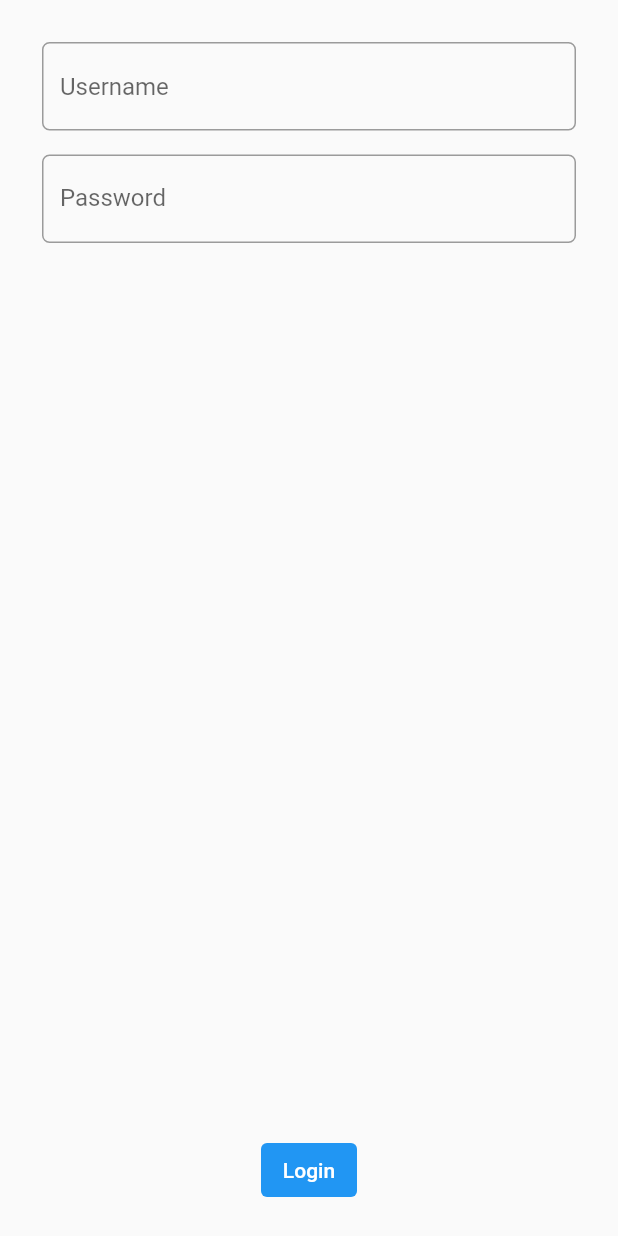
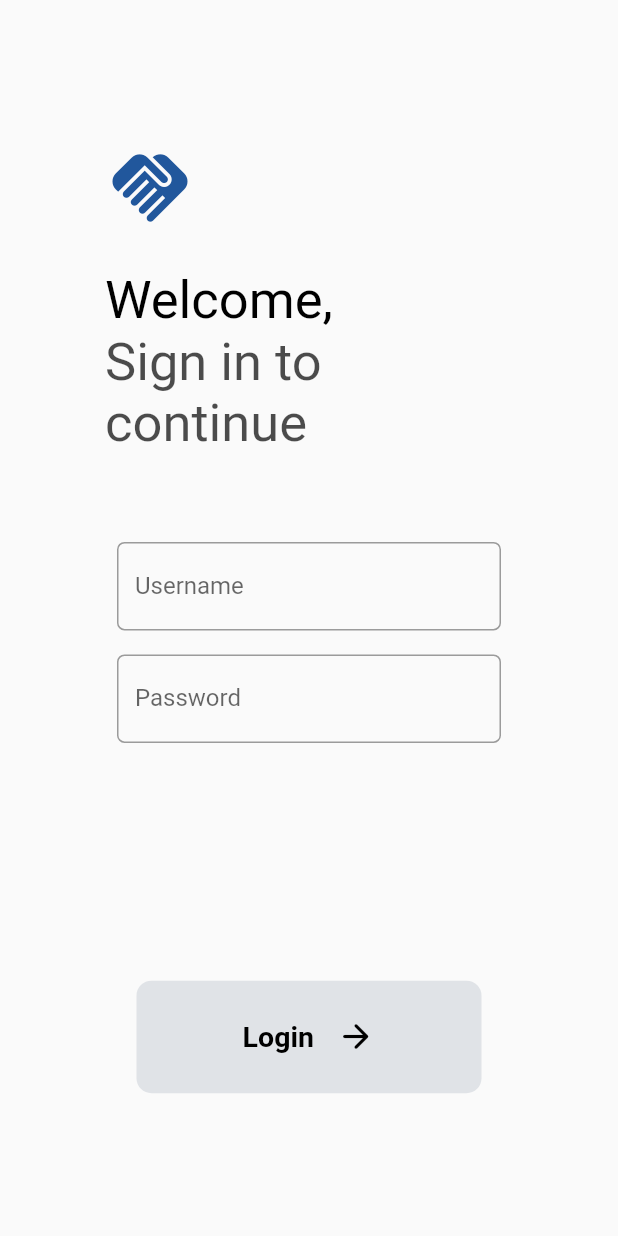
Before and after one commit to muhammadHaggy/proyek-akhir-canwe, a Flutter app: the screen it shows after launch, on a phone screen of 412 x 824 dp. Run offline on Flutter 3.47's test engine with Material 2 defaults, Android fonts, the phone set to English and light mode, and no system bars; missing offline and left inert: pbp_django_auth.

Commit message:
add styling to login

```diff
--- a/canwe/lib/auth/login.dart
+++ b/canwe/lib/auth/login.dart
@@ -20,7 +20,9 @@
   Widget build(BuildContext context) {
     final request = context.watch<CookieRequest>();
     return Scaffold(
-        body: Form(
+        body: Padding(
+      padding: const EdgeInsets.symmetric(horizontal: 50.0),
+      child: Form(
         key: _formKey,
         child: LayoutBuilder(
           builder: (p0, p1) {
@@ -30,10 +32,39 @@
                 child: Container(
                   padding: const EdgeInsets.all(20.0),
                   child: Column(
-                  mainAxisAlignment: MainAxisAlignment.spaceBetween,
+                    mainAxisAlignment: MainAxisAlignment.spaceAround,
                     children: [
                       Column(
                         children: [
+                          TweenAnimationBuilder<double>(
+                            duration: Duration(milliseconds: 500),
+                            tween: Tween(begin: 0, end: 1),
+                            builder: (_, value, __) => Opacity(
+                              opacity: value,
+                              child: Column(
+                                crossAxisAlignment: CrossAxisAlignment.start,
+                                children: [
+                                  Icon(Icons.handshake,
+                                      size: 60, color: Color(0xff21579C)),
+                                  SizedBox(height: 25),
+                                  Text(
+                                    "Welcome,",
+                                    style: TextStyle(
+                                        color: Colors.black, fontSize: 35),
+                                  ),
+                                  Text(
+                                    "Sign in to continue",
+                                    style: TextStyle(
+                                        color: Colors.black.withOpacity(0.7),
+                                        fontSize: 35),
+                                  ),
+                                ],
+                              ),
+                            ),
+                          ),
+                          SizedBox(
+                            height: 50,
+                          ),
                           Padding(
                             padding: const EdgeInsets.all(8.0),
                             child: TextFormField(
@@ -87,12 +118,8 @@
                           ),
                         ],
                       ),
-                    TextButton(
-                        style: ButtonStyle(
-                          backgroundColor:
-                              MaterialStateProperty.all(Colors.blue),
-                        ),
-                        onPressed: () async {
+                      GestureDetector(
+                        onTap: () async {
                           final response = await request.login(
                               "https://canwe.pythonanywhere.com/auth/login", {
                             'username': username,
@@ -112,10 +139,33 @@
                             print("Login failed");
                           }
                         },
-                        child: const Text(
+                        child: Container(
+                          width: 230,
+                          height: 75,
+                          decoration: BoxDecoration(
+                            borderRadius: BorderRadius.circular(10),
+                            color: Color.fromARGB(255, 224, 227, 231),
+                          ),
+                          child: Row(
+                            mainAxisAlignment: MainAxisAlignment.center,
+                            children: [
+                              Text(
                                 "Login",
-                          style: TextStyle(color: Colors.white),
-                        )),
+                                style: TextStyle(
+                                    fontWeight: FontWeight.w600,
+                                    color: Colors.black,
+                                    fontSize: 19),
+                              ),
+                              SizedBox(width: 15),
+                              Icon(
+                                Icons.arrow_forward_rounded,
+                                color: Colors.black,
+                                size: 26,
+                              )
+                            ],
+                          ),
+                        ),
+                      ),
                     ],
                   ),
                 ),
@@ -123,6 +173,7 @@
             );
           },
         ),
+      ),
     ));
   }
 }
```
Also changed, not shown: canwe/lib/main.dart (+0 -85 lines). Lines whose indentation alone changed are shown as unchanged.
